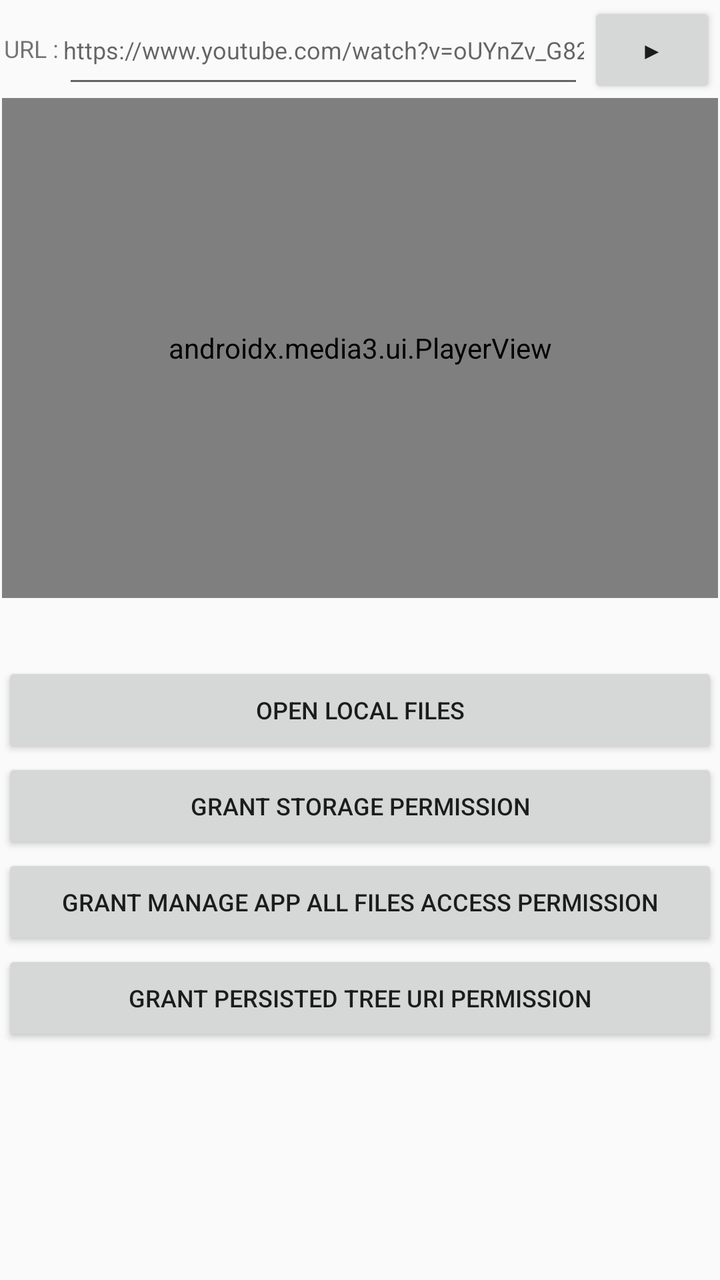
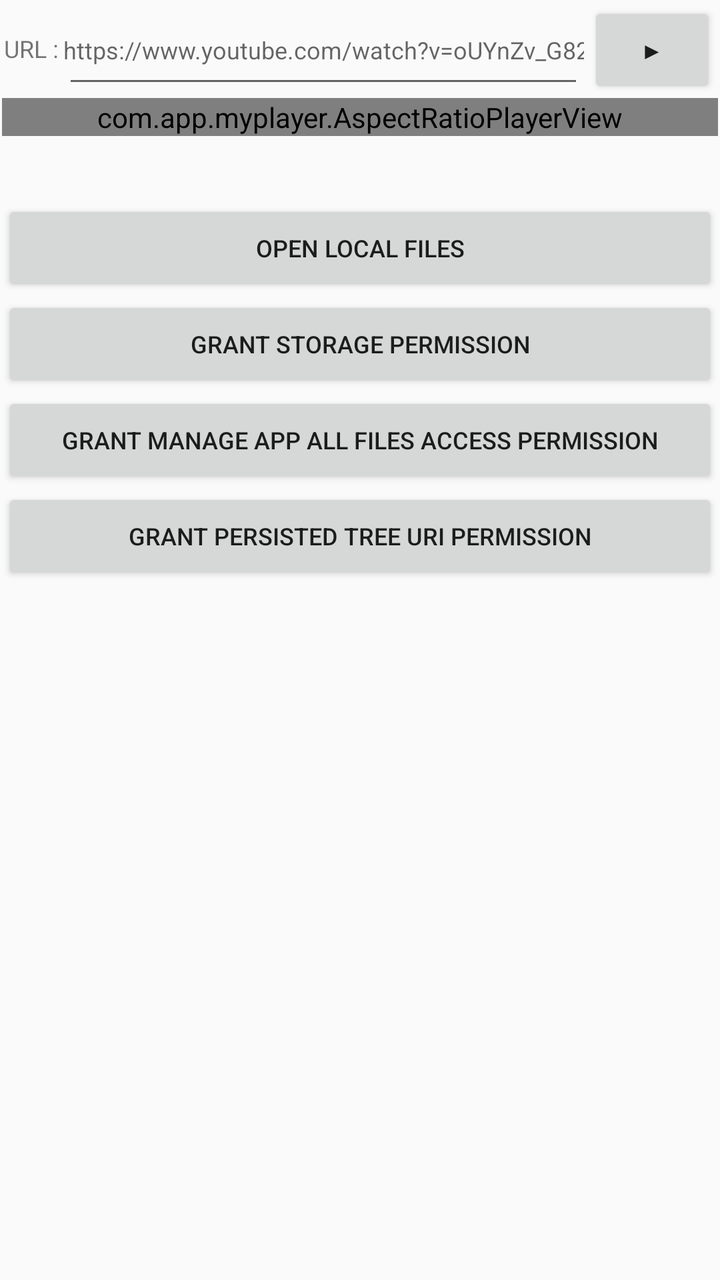

The first picture is an Android layout as it rendered before a commit; the second is the same layout after the commit. The layout source and the unified diff follow.
<!-- AndroidManifest.xml: application theme AppTheme -->
<!-- res/layout/activity_main.xml -->
<?xml version="1.0" encoding="utf-8"?>
<ScrollView xmlns:android="http://schemas.android.com/apk/res/android"
    xmlns:app="http://schemas.android.com/apk/res-auto"
    android:id="@+id/root"
    android:layout_width="fill_parent"
    android:layout_height="fill_parent"
    android:layout_marginLeft="5dp"
    android:layout_marginRight="5dp"
    android:layout_gravity="center_horizontal"
    android:orientation="vertical"
    android:padding="1dp"
    xmlns:tools="http://schemas.android.com/tools"
    >
    <RelativeLayout
        android:id="@+id/root_layout"
        android:layout_width="fill_parent"
        android:layout_height="wrap_content"
        android:layout_gravity="center_horizontal"
        android:focusable="true"
        android:focusableInTouchMode="true"
        >
        
        <TextView
            android:id="@+id/tvUrlLabel"
            android:layout_width="wrap_content"
            android:layout_height="wrap_content"
            android:layout_alignParentStart="true"
            android:layout_marginStart="1dp"
            android:layout_marginEnd="1dp"
            android:layout_marginTop="15dp"
            android:gravity="start|center"
            android:text="@string/label"
            android:textAlignment="gravity"
            android:textSize="12sp"
            />
        
        <Button
            android:id="@+id/button_embed"
            android:layout_width="64dp"
            android:layout_height="wrap_content"
            android:layout_alignParentEnd="true"
            android:layout_marginStart="1dp"
            android:layout_marginEnd="1dp"
            android:text="@string/embed_btn"
            android:gravity="center"
            android:textAlignment="gravity"
            android:textSize="12sp"
            tools:ignore="TouchTargetSizeCheck"
            />
        
        <EditText
            android:id="@+id/url_input"
            android:layout_width="match_parent"
            android:layout_height="wrap_content"
            android:layout_toEndOf="@id/tvUrlLabel"
            android:layout_toStartOf="@id/button_embed"
            android:layout_marginStart="1dp"
            android:layout_marginEnd="1dp"
            android:focusable="true"
            android:focusableInTouchMode="true"
            android:textSize="12sp"
            android:autofillHints="https://www.youtube.com/watch?v=oUYnZv_G82Q"
            android:gravity="center"
            android:hint="@string/url_streaming"
            android:inputType="textUri"
            android:minHeight="48dp"
            android:padding="0dp"
            tools:ignore="TouchTargetSizeCheck,DuplicateSpeakableTextCheck"
            />
        
        <androidx.media3.ui.PlayerView
            android:id="@+id/player_view"
            android:layout_below="@id/button_embed"
            android:layout_width="fill_parent"
            android:layout_height="250dp"
            android:background="#000000"
            app:show_buffering="when_playing"
            app:show_timeout="5000"
            app:show_previous_button="true"
            app:show_next_button="true"
            app:show_rewind_button="true"
            app:show_fastforward_button="true"
            app:show_shuffle_button="false"
            app:show_subtitle_button="true"
            app:show_vr_button="false"
            />
        
        <TextView
            android:id="@+id/textview_filePath"
            android:layout_below="@id/player_view"
            android:text=""
            android:gravity="start|center"
            android:textAlignment="gravity"
            android:textSize="12sp"
            android:layout_width="fill_parent"
            android:layout_height="32dp"
            android:layout_marginStart="5dp"
            android:layout_marginEnd="5dp"
            />
        
        <Button
            android:id="@+id/button_open_local_files"
            android:layout_below="@id/textview_filePath"
            android:text="@string/open_local_files"
            android:gravity="center"
            android:textAlignment="gravity"
            android:textSize="12sp"
            android:layout_width="fill_parent"
            android:layout_height="wrap_content"
            android:layout_gravity="center"
            tools:ignore="TouchTargetSizeCheck"
            />
        
        <Button
            android:id="@+id/button_grant_storage_permission"
            android:layout_below="@id/button_open_local_files"
            android:text="@string/grant_storage_access_permission"
            android:gravity="center"
            android:textAlignment="gravity"
            android:textSize="12sp"
            android:layout_width="fill_parent"
            android:layout_height="wrap_content"
            android:layout_gravity="center"
            tools:ignore="TouchTargetSizeCheck"
            />
        <Button
            android:id="@+id/button_grant_manage_app_all_files_access_permission"
            android:layout_below="@id/button_grant_storage_permission"
            android:text="@string/grant_manage_app_all_files_access_permission"
            android:gravity="center"
            android:textAlignment="gravity"
            android:textSize="12sp"
            android:layout_width="fill_parent"
            android:layout_height="wrap_content"
            android:layout_gravity="center"
            tools:ignore="TouchTargetSizeCheck"
            />
        
        <Button
            android:id="@+id/button_grant_persisted_tree_uri_permission"
            android:layout_below="@id/button_grant_manage_app_all_files_access_permission"
            android:text="@string/grant_persisted_tree_uri_permission"
            android:gravity="center"
            android:textAlignment="gravity"
            android:textSize="12sp"
            android:layout_width="fill_parent"
            android:layout_height="wrap_content"
            android:layout_gravity="center"
            tools:ignore="TouchTargetSizeCheck"
            />

    </RelativeLayout>
</ScrollView>
<!-- resources referenced by this layout -->
<resources>
  <string name="embed_btn">▶</string>
  <string name="grant_manage_app_all_files_access_permission">GRANT MANAGE APP ALL FILES ACCESS PERMISSION</string>
  <string name="grant_persisted_tree_uri_permission">GRANT PERSISTED TREE URI PERMISSION</string>
  <string name="grant_storage_access_permission">GRANT STORAGE PERMISSION</string>
  <string name="label">URL : </string>
  <string name="open_local_files">OPEN LOCAL FILES</string>
  <string name="url_streaming">https://www.youtube.com/watch?v=oUYnZv_G82Q</string>
  <style name="AppTheme" parent="Theme.AppCompat.Light.DarkActionBar">
          <item name="colorPrimary">@color/colorPrimary</item>
          <item name="colorPrimaryDark">@color/colorPrimaryDark</item>
          <item name="colorAccent">@color/colorAccent</item>
          <item name="actionBarStyle">@style/MyActionBar</item>
      </style>
  <color name="colorPrimary">#6200EE</color>
  <color name="colorPrimaryDark">#3700B3</color>
  <color name="colorAccent">#03DAC5</color>
  <style name="MyActionBar" parent="@style/Widget.AppCompat.ActionBar">
          <item name="android:height">28dp</item>
          <item name="height">28dp</item>
          <item name="android:background">@color/colorPrimary</item>
          <item name="background">@color/colorPrimary</item>
          <item name="titleTextStyle">@style/MyActionBarTitle</item>
      </style>
  <style name="MyActionBarTitle" parent="@style/TextAppearance.AppCompat.Widget.ActionBar.Title">
          <item name="android:textSize">13sp</item>
      </style>
</resources>

<!-- the commit's change to res/layout/activity_main.xml (unified diff, before → after) -->
@@ -68,11 +68,11 @@
             tools:ignore="TouchTargetSizeCheck,DuplicateSpeakableTextCheck"
             />
         
-        <androidx.media3.ui.PlayerView
+        <com.app.myplayer.AspectRatioPlayerView
             android:id="@+id/player_view"
             android:layout_below="@id/button_embed"
             android:layout_width="fill_parent"
-            android:layout_height="250dp"
+            android:layout_height="wrap_content"
             android:background="#000000"
             app:show_buffering="when_playing"
             app:show_timeout="5000"
@@ -83,6 +83,7 @@
             app:show_shuffle_button="false"
             app:show_subtitle_button="true"
             app:show_vr_button="false"
+            app:resize_mode="fit"
             />
         
         <TextView
